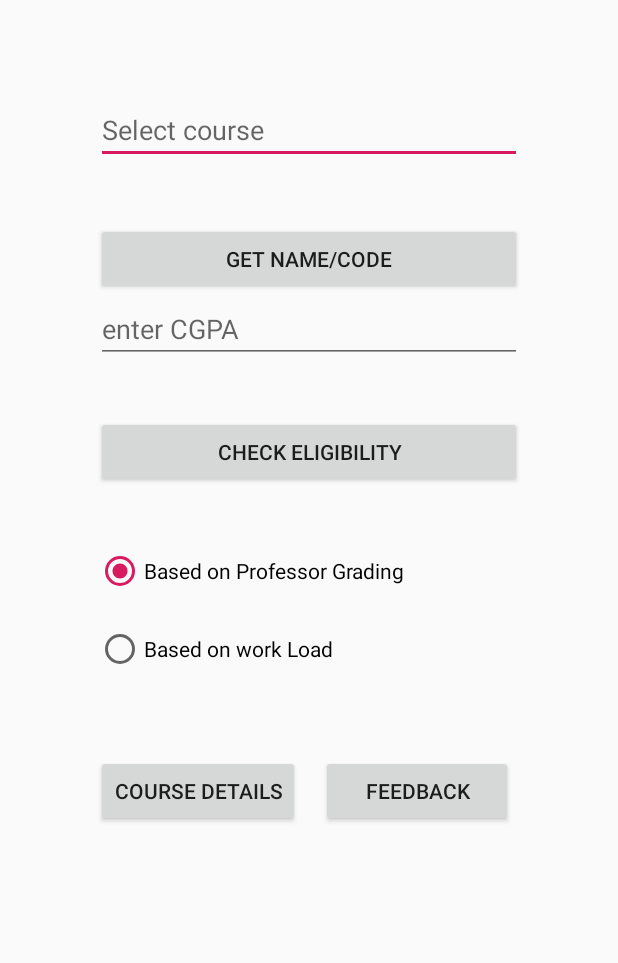
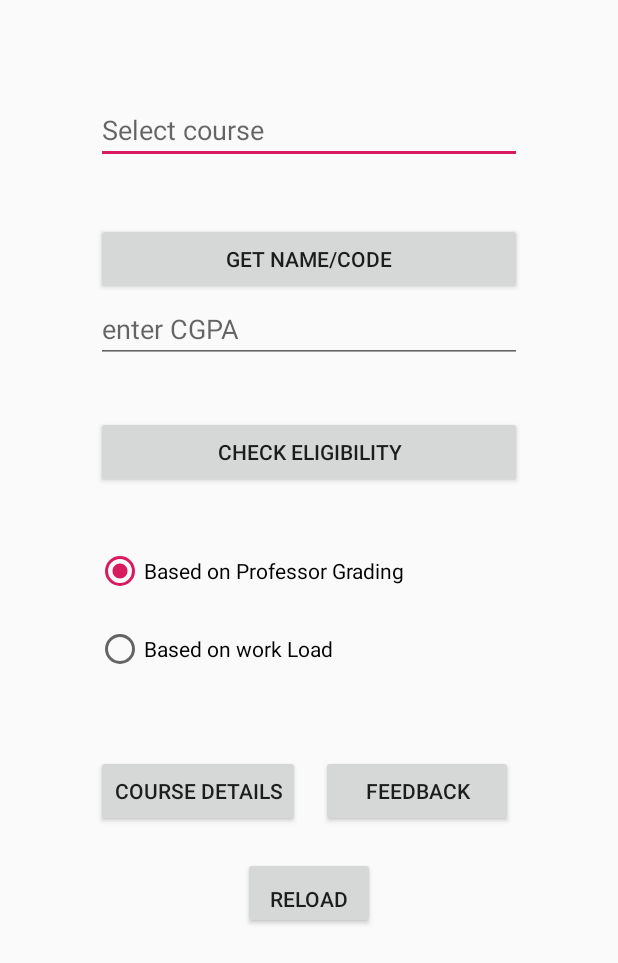
Before and after one commit to Flash-Shivam/HUL_course_selector1, an Android app: the screen it shows after launch (MainActivity), on a phone screen of 412 x 824 dp. Shown: the top 963 px of the screen. Run offline under Robolectric (Android 15) with nearby library versions, the phone set to English and light mode, and no system bars.

Commit message:
Dyanic Array for course name .

```diff
--- a/app/src/main/java/com/shivam/hul_course_selector/MainActivity.java
+++ b/app/src/main/java/com/shivam/hul_course_selector/MainActivity.java
@@ -19,12 +19,13 @@ import android.widget.RadioGroup;
 import android.widget.TextView;
 import android.widget.Toast;
 import java.lang.Float;
+import java.util.ArrayList;
 
 public class MainActivity extends AppCompatActivity {
 
-    private static final String[] Course = new String[]{
-            "HUL212-Micro","HUL213-Macro","HUL232-Modern_Fiction","HUL239-Indian_Fiction",
-    };
+    ArrayList<String> Course = new ArrayList<String>();
+         //   "HUL212-Micro","HUL213-Macro","HUL232-Modern_Fiction","HUL239-Indian_Fiction",
+
 
     RadioGroup rg ;
     RadioButton rb ;
@@ -36,7 +37,10 @@ public class MainActivity extends AppCompatActivity {
         setContentView(R.layout.activity_main);
          rg  =  findViewById(R.id.Radio_group);
 
-
+        Course.add("HUL212-Micro");
+        Course.add("HUL213-Macro");
+        Course.add("HUL232-Modern_Fiction");
+        Course.add("HUL239-Indian_Fiction");
 
         Button z = findViewById(R.id.gn);
 
@@ -208,8 +212,8 @@ public class MainActivity extends AppCompatActivity {
 
         String sentback = data.getStringExtra("Course Details");
 
-        TextView f = (TextView) findViewById(R.id.xd);
 
-        f.setText(sentback);
+
+
     }
 }
--- a/app/src/main/res/layout/activity_main.xml
+++ b/app/src/main/res/layout/activity_main.xml
@@ -113,13 +113,13 @@
         android:text="Feedback"
         android:onClick="feedit"/>
 
-    <TextView
-        android:layout_width="match_parent"
+    <Button
+        android:layout_width="wrap_content"
         android:layout_height="wrap_content"
         android:id="@+id/xd"
         android:layout_below="@id/feedback"
         android:paddingBottom="2dp"
-        android:text=""
+        android:text="Reload"
         android:layout_marginTop="20dp"
         android:layout_centerInParent="true"
         android:textAlignment="center"
```
